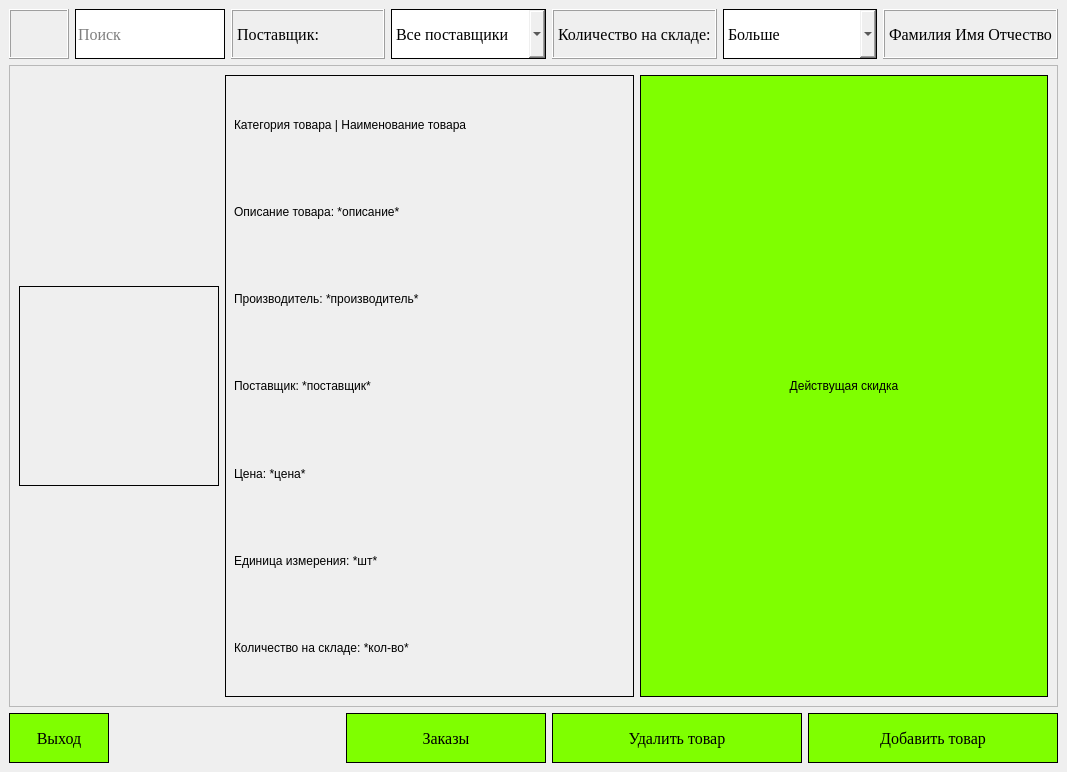
Before: the Qt Designer form Ui/product_list_administrator.ui in mediumperson/shoe-shop-demo-exam, drawn with Qt 5.
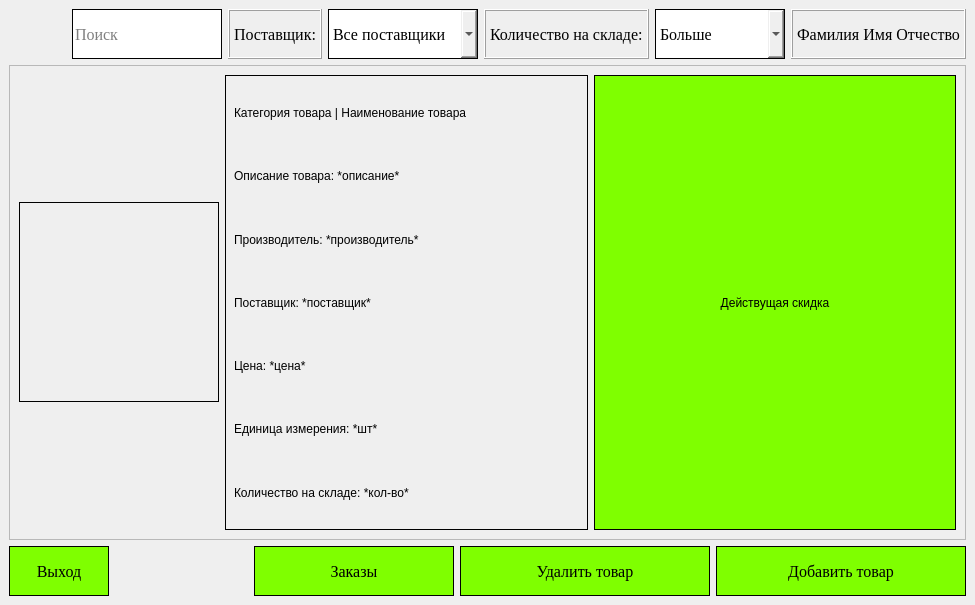
After: the same form once the commit is applied. Icons and pictures are not drawn.

Patch:
```diff
--- a/Ui/product_list_administrator.ui
+++ b/Ui/product_list_administrator.ui
@@ -6,8 +6,8 @@
    <rect>
     <x>0</x>
     <y>0</y>
-    <width>1067</width>
-    <height>772</height>
+    <width>975</width>
+    <height>605</height>
    </rect>
   </property>
   <property name="minimumSize">
@@ -27,7 +27,7 @@
   </property>
   <widget class="QWidget" name="centralwidget">
    <layout class="QGridLayout" name="gridLayout_2">
-    <item row="2" column="0">
+    <item row="4" column="0">
      <layout class="QHBoxLayout" name="horizontalLayout_3">
       <item>
        <widget class="QPushButton" name="exit_product_list">
@@ -162,44 +162,32 @@
       </item>
      </layout>
     </item>
-    <item row="0" column="0">
+    <item row="1" column="0">
      <layout class="QHBoxLayout" name="horizontalLayout">
       <item>
-       <widget class="QLabel" name="label_3">
-        <property name="minimumSize">
-         <size>
-          <width>60</width>
-          <height>50</height>
-         </size>
+       <spacer name="horizontalSpacer_2">
+        <property name="orientation">
+         <enum>Qt::Orientation::Horizontal</enum>
         </property>
-        <property name="maximumSize">
+        <property name="sizeHint" stdset="0">
          <size>
-          <width>60</width>
-          <height>50</height>
+          <width>40</width>
+          <height>20</height>
          </size>
         </property>
-        <property name="frameShape">
-         <enum>QFrame::Box</enum>
-        </property>
-        <property name="frameShadow">
-         <enum>QFrame::Raised</enum>
-        </property>
-        <property name="text">
-         <string/>
-        </property>
-        <property name="pixmap">
-         <pixmap>import/Icon.png</pixmap>
-        </property>
-        <property name="scaledContents">
-         <bool>true</bool>
-        </property>
-       </widget>
+       </spacer>
       </item>
       <item>
        <widget class="QLineEdit" name="search">
-        <property name="maximumSize">
+        <property name="minimumSize">
          <size>
           <width>150</width>
+          <height>20</height>
+         </size>
+        </property>
+        <property name="maximumSize">
+         <size>
+          <width>121212</width>
           <height>50</height>
          </size>
         </property>
@@ -249,6 +237,12 @@
       </item>
       <item>
        <widget class="QComboBox" name="dillers">
+        <property name="minimumSize">
+         <size>
+          <width>150</width>
+          <height>0</height>
+         </size>
+        </property>
         <property name="maximumSize">
          <size>
           <width>16777215</width>
@@ -300,6 +294,12 @@
       </item>
       <item>
        <widget class="QComboBox" name="storage">
+        <property name="minimumSize">
+         <size>
+          <width>130</width>
+          <height>0</height>
+         </size>
+        </property>
         <property name="maximumSize">
          <size>
           <width>16777215</width>
@@ -336,13 +336,13 @@
        <widget class="QLabel" name="label_2">
         <property name="minimumSize">
          <size>
-          <width>0</width>
+          <width>175</width>
           <height>50</height>
          </size>
         </property>
         <property name="maximumSize">
          <size>
-          <width>16777215</width>
+          <width>175</width>
           <height>50</height>
          </size>
         </property>
@@ -355,11 +355,14 @@
         <property name="text">
          <string>Фамилия Имя Отчество</string>
         </property>
+        <property name="alignment">
+         <set>Qt::AlignmentFlag::AlignCenter</set>
+        </property>
        </widget>
       </item>
      </layout>
     </item>
-    <item row="1" column="0">
+    <item row="3" column="0">
      <widget class="QScrollArea" name="scrollArea">
       <property name="widgetResizable">
        <bool>true</bool>
@@ -369,8 +372,8 @@
         <rect>
          <x>0</x>
          <y>0</y>
-         <width>1043</width>
-         <height>604</height>
+         <width>953</width>
+         <height>434</height>
         </rect>
        </property>
        <layout class="QHBoxLayout" name="horizontalLayout_2">
```
Left out of the diff: 46 changed lines with no effect on the pictures.
